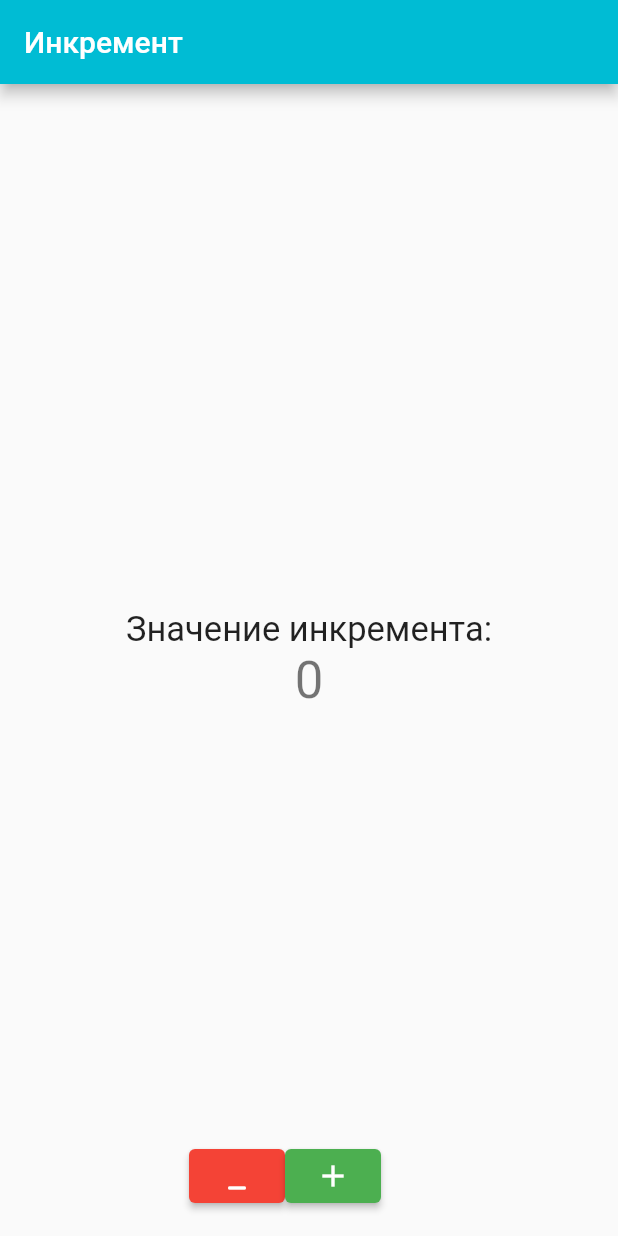
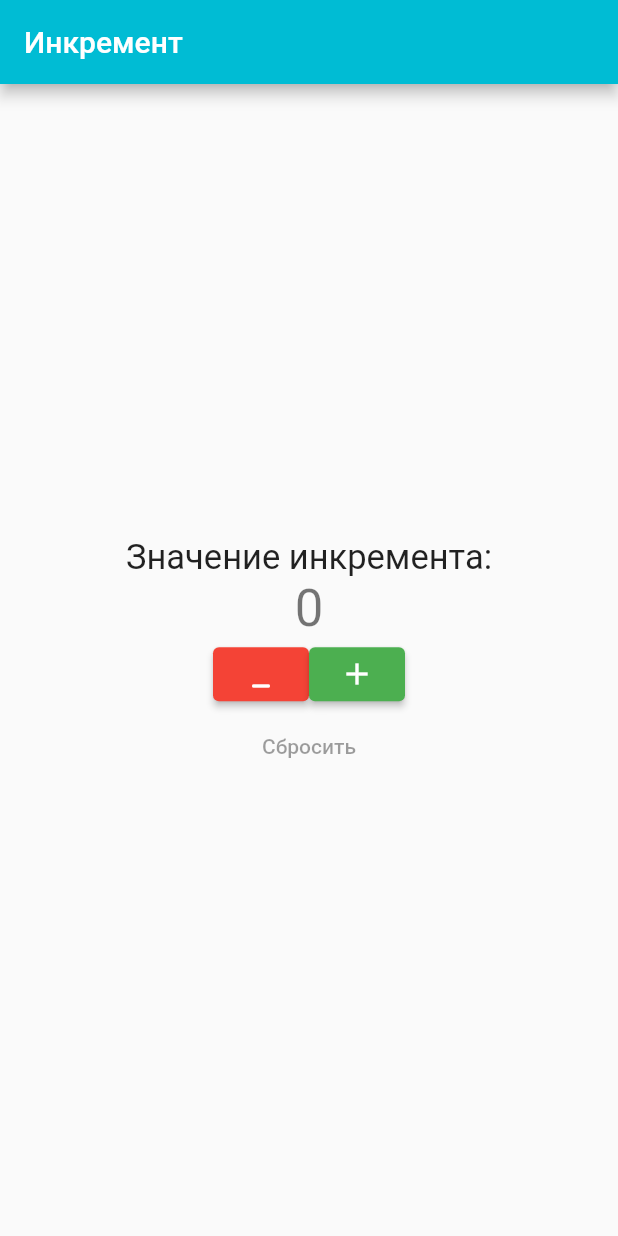
Before and after one commit to AngelinaCher/PI2001_Chernobrovkina, a Flutter app: the screen it shows after launch, on a phone screen of 412 x 824 dp. Run offline on Flutter 3.47's test engine with Material 2 defaults, Android fonts, the phone set to English and light mode, and no system bars.

Commit message:
add function "_reset" and button "reset"

```diff
--- a/lab3/lib/main.dart
+++ b/lab3/lib/main.dart
@@ -37,6 +37,13 @@ class _MyHomePageState extends State<MyHomePage> {
     });
   }
 
+  void _reset() {
+    setState(() {
+      _counter = 0;
+    });
+  }
+
+
   @override
   Widget build(BuildContext context) {
     return Scaffold(
@@ -45,25 +52,23 @@ class _MyHomePageState extends State<MyHomePage> {
           title: Text(widget.title),
         ),
         body: Center(
-          child: Container(
           child: Column(
               mainAxisAlignment: MainAxisAlignment.center,
               children: <Widget>[
-                const Text(
+                Container (
+                  child: const Text(
                     'Значение инкремента:',
                     style: TextStyle(fontSize: 23),
                   ),
-                Text(
+                ),
+                Container(
+                  child: Text(
                     '$_counter',
                     style: Theme.of(context).textTheme.headlineMedium,
                   ),
-                // Добавить сюда кнопки
-              ],
                 ),
-          ),
-        ),
-        floatingActionButton:
-            Row(
+                Container(
+                  child: Row(
                     mainAxisAlignment: MainAxisAlignment.center,
                     children: [
                       ElevatedButton(
@@ -79,7 +84,22 @@ class _MyHomePageState extends State<MyHomePage> {
                         style: ButtonStyle (
                             backgroundColor: MaterialStateProperty.all<Color>(Colors.green)
                         ),
-                  )])
+                      )
+                    ],
+                  ),
+                ),
+                Container(
+                  child: TextButton(
+                    onPressed: _reset,
+                    child: const Text('Сбросить'),
+                    style: ButtonStyle(
+                      foregroundColor: MaterialStateProperty.all<Color>(Colors.black38)
+                    ),
+                  ),
+                )
+              ],
+            ),
+        ),
     );
   }
 }
```
Lines whose indentation alone changed are shown as unchanged.
